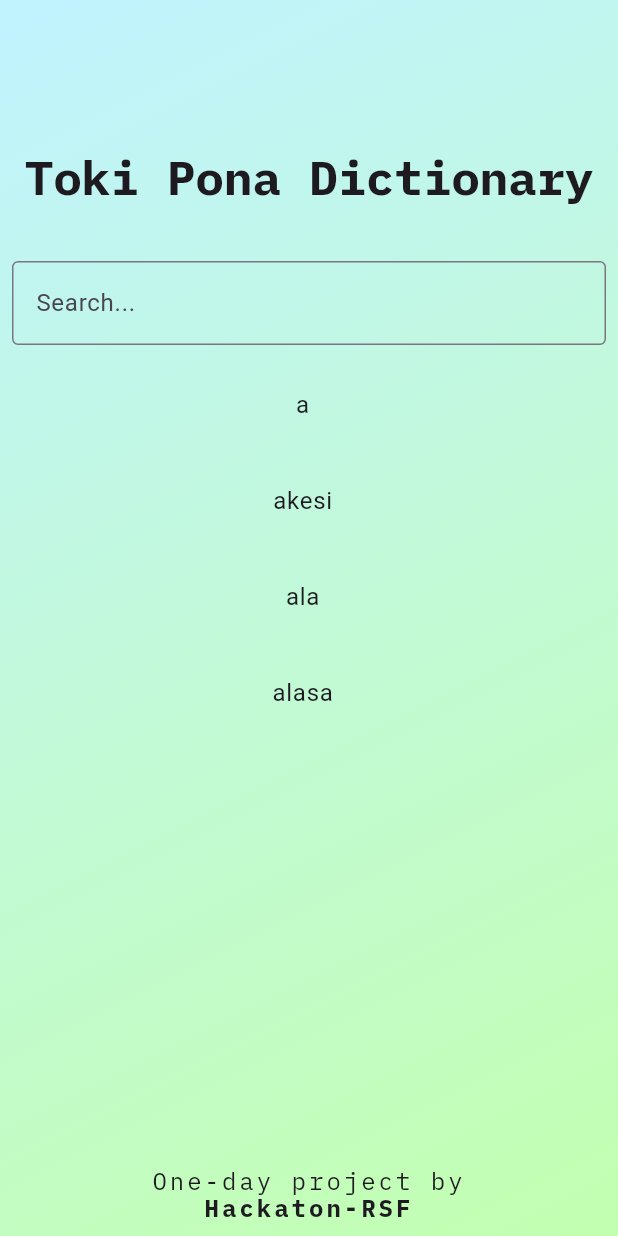
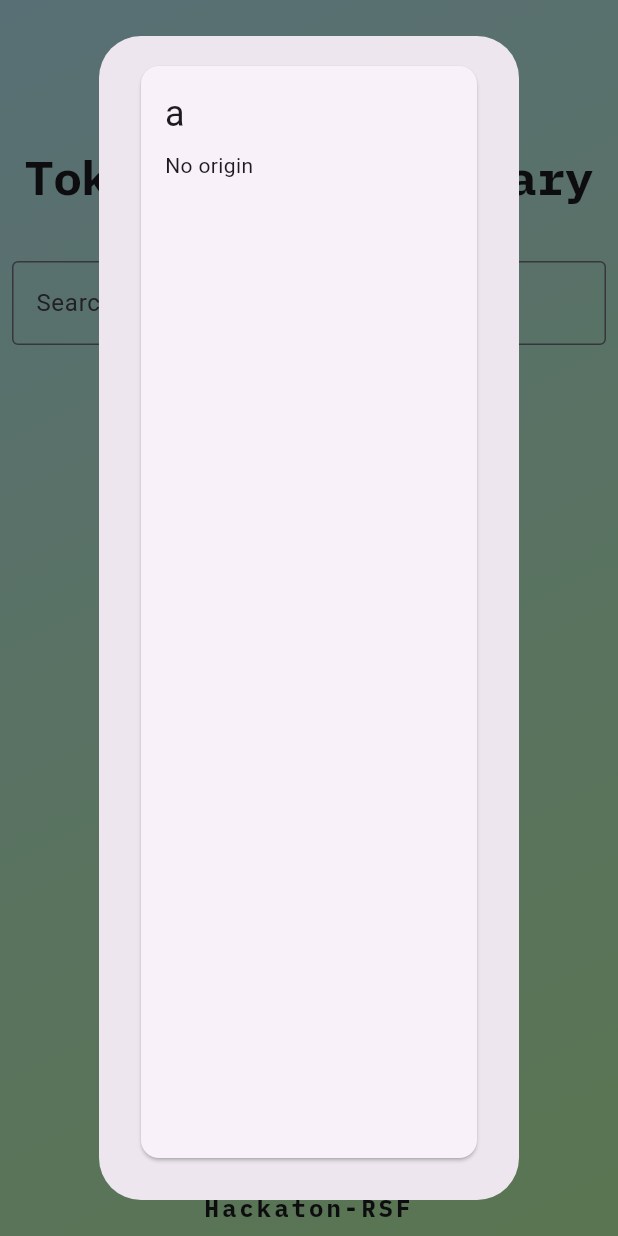
Before and after one commit to hackathon-RSF/toki-pona-dictionary, a Flutter app: the screen it shows after launch, after a tap on an icon or button, on a phone screen of 412 x 824 dp. Run offline on Flutter 3.47's test engine with Material 3 defaults, Android fonts, the phone set to English and light mode, and no system bars; our stand-ins replace google_fonts.

Commit message:
feat: create word_card

```diff
--- /dev/null
+++ b/lib/shared/widgets/word_card.dart
@@ -0,0 +1,25 @@
+import 'package:flutter/material.dart';
+import 'package:toki_pona_dictionary/data/dict_repo.dart';
+
+class WordCard extends StatelessWidget {
+  const WordCard({super.key, required this.entry});
+
+  final Entry entry;
+
+  @override
+  Widget build(BuildContext context) {
+    return Card(
+      child: Padding(
+        padding: const EdgeInsets.all(16.0),
+        child: Column(
+          crossAxisAlignment: CrossAxisAlignment.start,
+          children: [
+            Text(entry.word, style: Theme.of(context).textTheme.headlineSmall),
+            const SizedBox(height: 8.0),
+            Text(entry.origin?.word ?? 'No origin'),
+          ],
+        ),
+      ),
+    );
+  }
+}
--- a/lib/shared/widgets/words_list.dart
+++ b/lib/shared/widgets/words_list.dart
@@ -2,6 +2,7 @@ import 'package:flutter/material.dart';
 import 'package:toki_pona_dictionary/data/dict_repo.dart';
 import 'package:provider/provider.dart';
 import 'package:toki_pona_dictionary/model/searched_word.dart';
+import 'package:toki_pona_dictionary/shared/widgets/word_card.dart';
 
 class WordsListWidget extends StatefulWidget {
   @override
@@ -35,7 +36,12 @@ class _WordsListWidgetState extends State<WordsListWidget> {
               hoverColor: Colors.white.withValues(alpha: 0.2),
               selectedTileColor: Colors.white.withValues(alpha: 0.3),
               onTap: () {
-                debugPrint('Hai premuto: ${words[index].word}');
+                showDialog(
+                  context: context,
+                  builder: (context) => AlertDialog(
+                    content: WordCard(entry: filteredWords[index]),
+                  ),
+                );
               },
             ),
           );
```
